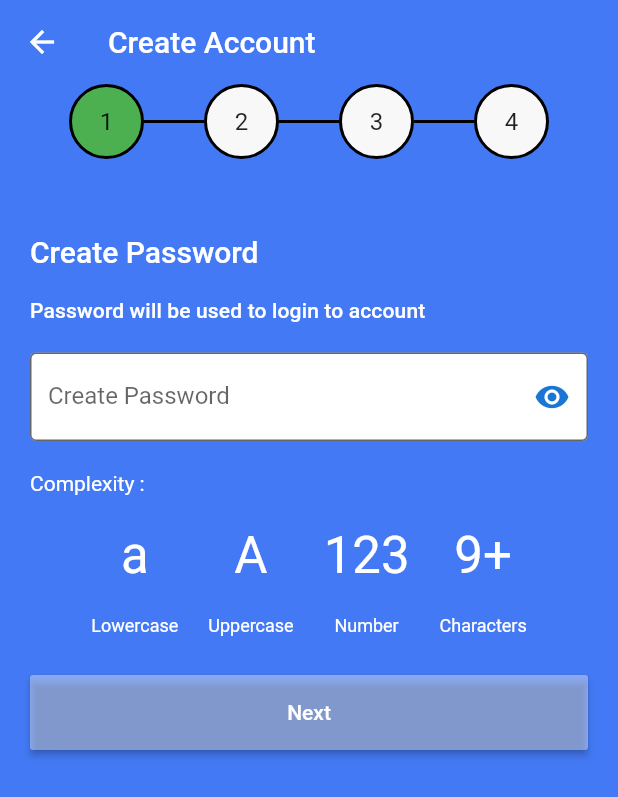
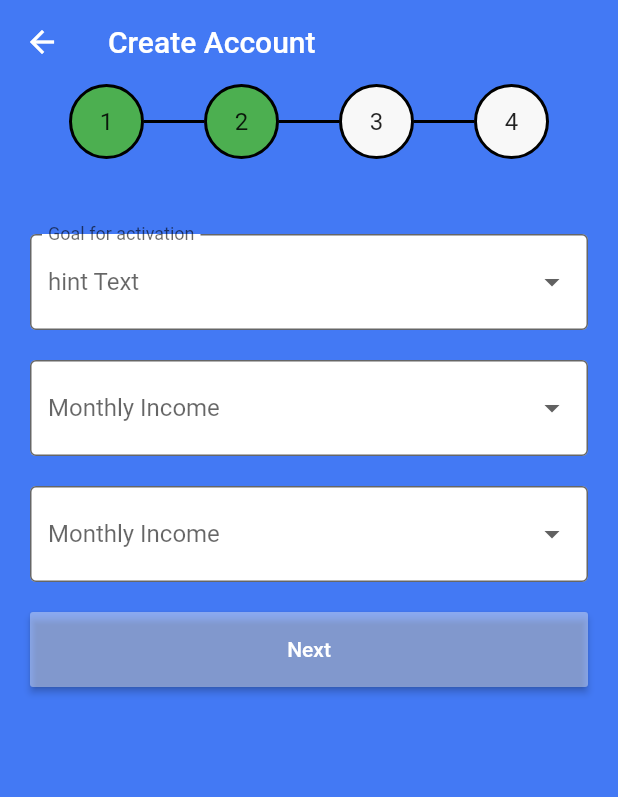
Before and after one commit to NSAnant/gin_demo, a Flutter app: the screen it shows after launch, on a phone screen of 412 x 824 dp. Shown: the top 797 px of the screen. Run offline on Flutter 3.47's test engine with Material 2 defaults, Android fonts, the phone set to English and light mode, and no system bars.

```diff
--- a/lib/pages/home_page.dart
+++ b/lib/pages/home_page.dart
@@ -1,5 +1,8 @@
 import 'package:flutter/cupertino.dart';
+import 'package:flutter/foundation.dart';
 import 'package:flutter/material.dart';
+import 'package:gin_app/Helper/UIHelper.dart';
+import 'package:gin_app/main.dart';
 import 'package:gin_app/pages/email_page.dart';
 import 'package:gin_app/pages/password_page.dart';
 import 'package:gin_app/wigets/custom_widget.dart';
@@ -13,7 +16,7 @@ class MyHomePage extends StatefulWidget {
 
 class _MyHomePageState extends State<MyHomePage> {
   int _numberOfSteps = 4;
-  int _currentStep = 2;
+  int _currentStep = 3;
   @override
   Widget build(BuildContext context) {
     return Scaffold(
@@ -71,6 +74,11 @@ class _MyHomePageState extends State<MyHomePage> {
           },
         );
       case 3:
+        return Info_page(onStepCompletion: () {
+          setState(() {
+            _currentStep = 4;
+          });
+        });
     }
   }
 
@@ -80,3 +88,143 @@ class _MyHomePageState extends State<MyHomePage> {
     });
   }
 }
+
+class Info_page extends StatefulWidget {
+  final VoidCallback onStepCompletion;
+
+  const Info_page({Key key, this.onStepCompletion}) : super(key: key);
+  @override
+  _Info_pageState createState() => _Info_pageState();
+}
+
+class _Info_pageState extends State<Info_page> {
+  String activationReason;
+  String income;
+  String exp;
+
+  @override
+  void initState() {
+    // TODO: implement initState
+    super.initState();
+  }
+
+  @override
+  Widget build(BuildContext context) {
+    return Container(
+      padding: EdgeInsets.fromLTRB(20, 50, 20, 10),
+      child: Form(
+        child: Column(
+          mainAxisAlignment: MainAxisAlignment.center,
+          crossAxisAlignment: CrossAxisAlignment.stretch,
+          children: <Widget>[
+            DropdownButtonFormField(
+              isDense: true,
+              decoration: InputDecoration(
+                hintText: 'hint Text',
+                labelText: 'Goal for activation',
+                border: OutlineInputBorder(),
+                fillColor: Colors.white,
+                filled: true,
+              ),
+              items: [
+                "- Choose Option -",
+                "Marriage",
+                "House",
+                "Car",
+                "Bike",
+                "Traval"
+              ].map((value) {
+                return DropdownMenuItem<String>(
+                  child: Text('$value'),
+                  value: value,
+                );
+              }).toList(),
+              onChanged: (value) {
+                setState(() {
+                  activationReason = value;
+                });
+              },
+              value: activationReason,
+            ),
+            UIHelper.smallVerticalSpace,
+            DropdownButtonFormField(
+              isDense: true,
+              decoration: InputDecoration(
+                  hasFloatingPlaceholder: false,
+                  labelText: 'Monthly Income',
+                  border: OutlineInputBorder(),
+                  fillColor: Colors.white,
+                  filled: true),
+              items: [
+                "- Choose Option -",
+                "1000 - 5,000",
+                "5000 - 10,000",
+                "10,000 - 20,000",
+                "20,000 - 30,000",
+                "30,000 - 50,000",
+                "50,000 - 1,00,000",
+                "more than 1,00,000",
+              ].map((value) {
+                return DropdownMenuItem<String>(
+                  child: Text('$value'),
+                  value: value,
+                );
+              }).toList(),
+              onChanged: (value) {
+                setState(() {
+                  income = value;
+                });
+              },
+              value: income,
+            ),
+            UIHelper.smallVerticalSpace,
+            DropdownButtonFormField(
+              isDense: true,
+              decoration: InputDecoration(
+                  hasFloatingPlaceholder: false,
+                  labelText: 'Monthly Income',
+                  border: OutlineInputBorder(),
+                  fillColor: Colors.white,
+                  filled: true),
+              items: [
+                "- Choose Option -",
+                "300 - 1,000",
+                "1000 - 5000",
+                "5,000 - 10,000",
+                "10,000 - 20,000",
+                "20,000 - 30,000",
+                "30,000 - 50,000",
+                "50,000 - 1,00,000",
+                "more than 1,00,000",
+              ].map((value) {
+                return DropdownMenuItem<String>(
+                  child: Text('$value'),
+                  value: value,
+                );
+              }).toList(),
+              onChanged: (value) {
+                setState(() {
+                  exp = value;
+                });
+              },
+              value: exp,
+            ),
+            UIHelper.smallVerticalSpace,
+            SizedBox(
+              height: 50,
+              child: RaisedButton(
+                textColor: Colors.white,
+                color: AppColors.bgWhite.withOpacity(0.4),
+                onPressed: () {
+                  // check validity and call..
+                  widget.onStepCompletion();
+                },
+                child: Text('Next'),
+              ),
+            ),
+          ],
+        ),
+      ),
+    );
+  }
+}
```
